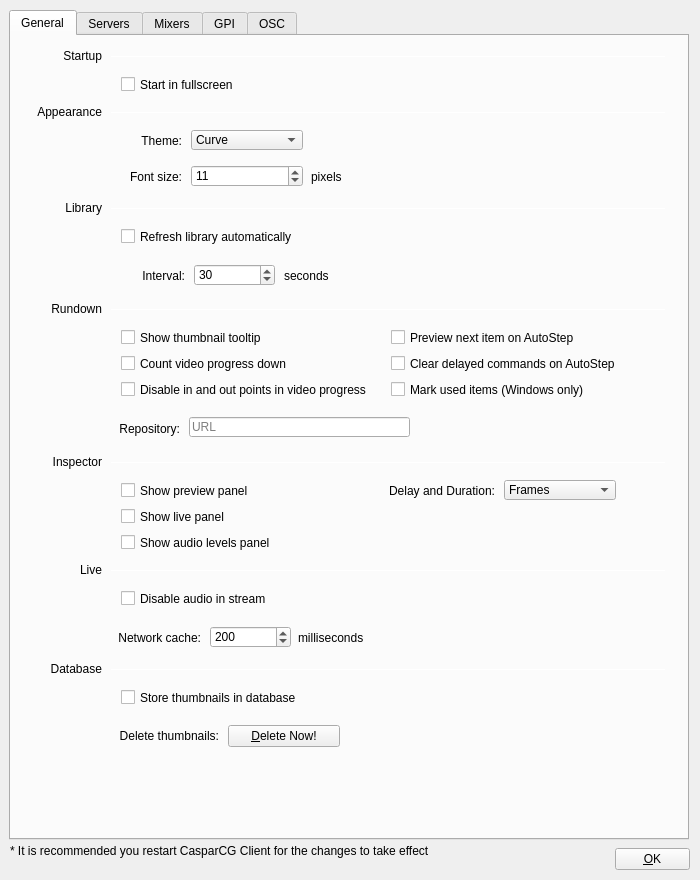
Before: the Qt Designer form src/Widgets/SettingsDialog.ui in CasparCG/client, drawn with Qt 5.
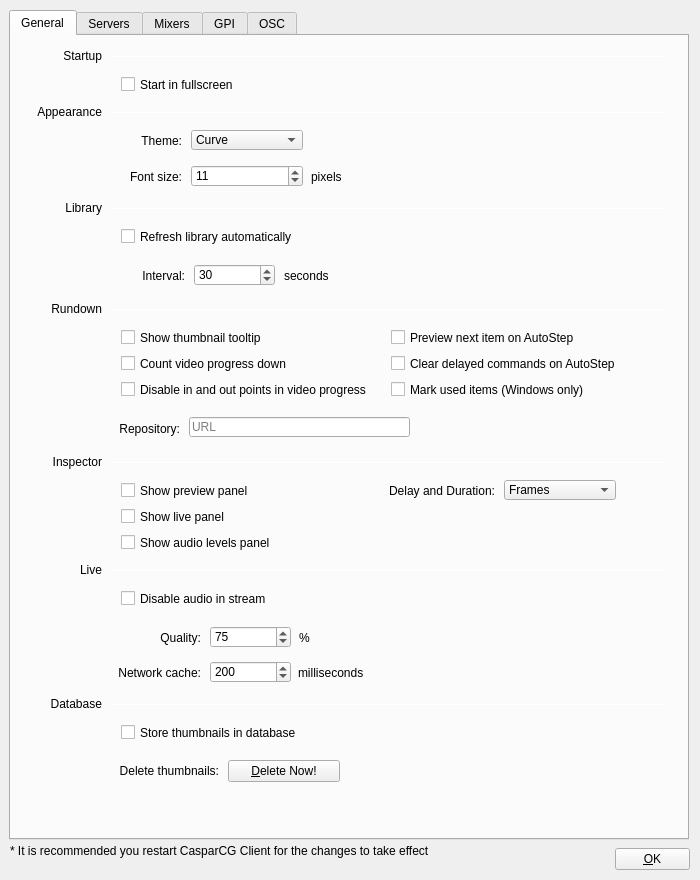
After: the same form once the commit is applied.

Commit message: Added streaming settings, fixed bugs.

Diff of the .ui file:
```diff
--- a/src/Widgets/SettingsDialog.ui
+++ b/src/Widgets/SettingsDialog.ui
@@ -508,7 +508,7 @@
      <property name="geometry">
       <rect>
        <x>100</x>
-       <y>633</y>
+       <y>668</y>
        <width>555</width>
        <height>1</height>
       </rect>
@@ -521,7 +521,7 @@
      <property name="geometry">
       <rect>
        <x>67</x>
-       <y>690</y>
+       <y>725</y>
        <width>141</width>
        <height>20</height>
       </rect>
@@ -537,7 +537,7 @@
      <property name="geometry">
       <rect>
        <x>10</x>
-       <y>625</y>
+       <y>660</y>
        <width>81</width>
        <height>16</height>
       </rect>
@@ -553,7 +553,7 @@
      <property name="geometry">
       <rect>
        <x>217</x>
-       <y>689</y>
+       <y>724</y>
        <width>112</width>
        <height>22</height>
       </rect>
@@ -569,7 +569,7 @@
      <property name="geometry">
       <rect>
        <x>110</x>
-       <y>653</y>
+       <y>688</y>
        <width>291</width>
        <height>17</height>
       </rect>
@@ -665,7 +665,7 @@
      <property name="geometry">
       <rect>
        <x>287</x>
-       <y>594</y>
+       <y>629</y>
        <width>81</width>
        <height>16</height>
       </rect>
@@ -678,7 +678,7 @@
      <property name="geometry">
       <rect>
        <x>199</x>
-       <y>590</y>
+       <y>625</y>
        <width>81</width>
        <height>22</height>
       </rect>
@@ -700,7 +700,7 @@
      <property name="geometry">
       <rect>
        <x>79</x>
-       <y>592</y>
+       <y>627</y>
        <width>111</width>
        <height>20</height>
       </rect>
@@ -741,6 +741,57 @@
       <enum>Qt::Horizontal</enum>
      </property>
     </widget>
+    <widget class="QLabel" name="labelQuality">
+     <property name="geometry">
+      <rect>
+       <x>79</x>
+       <y>592</y>
+       <width>111</width>
+       <height>20</height>
+      </rect>
+     </property>
+     <property name="text">
+      <string>Quality:</string>
+     </property>
+     <property name="alignment">
+      <set>Qt::AlignRight|Qt::AlignTrailing|Qt::AlignVCenter</set>
+     </property>
+    </widget>
+    <widget class="QSpinBox" name="spinBoxQuality">
+     <property name="geometry">
+      <rect>
+       <x>199</x>
+       <y>590</y>
+       <width>81</width>
+       <height>22</height>
+      </rect>
+     </property>
+     <property name="minimum">
+      <number>0</number>
+     </property>
+     <property name="maximum">
+      <number>100</number>
+     </property>
+     <property name="singleStep">
+      <number>1</number>
+     </property>
+     <property name="value">
+      <number>75</number>
+     </property>
+    </widget>
+    <widget class="QLabel" name="labelMilliseconds_2">
+     <property name="geometry">
+      <rect>
+       <x>288</x>
+       <y>594</y>
+       <width>31</width>
+       <height>16</height>
+      </rect>
+     </property>
+     <property name="text">
+      <string>%</string>
+     </property>
+    </widget>
    </widget>
    <widget class="QWidget" name="tabDevices">
     <attribute name="title">
```
Left out of the diff: 33 changed lines with no effect on the pictures. The commit also changes 16 other files.
